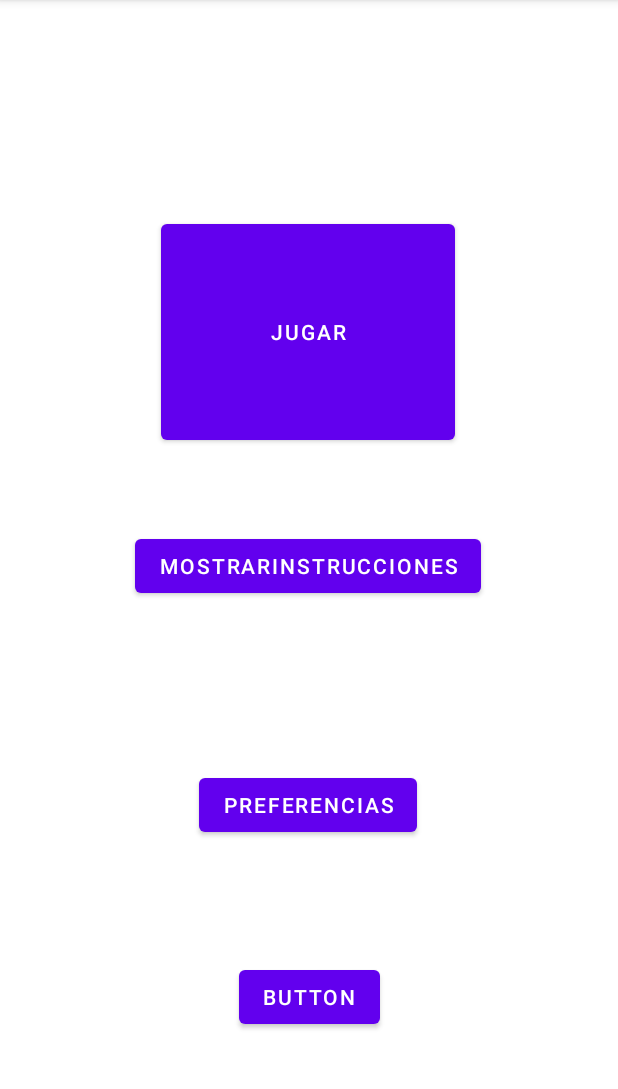
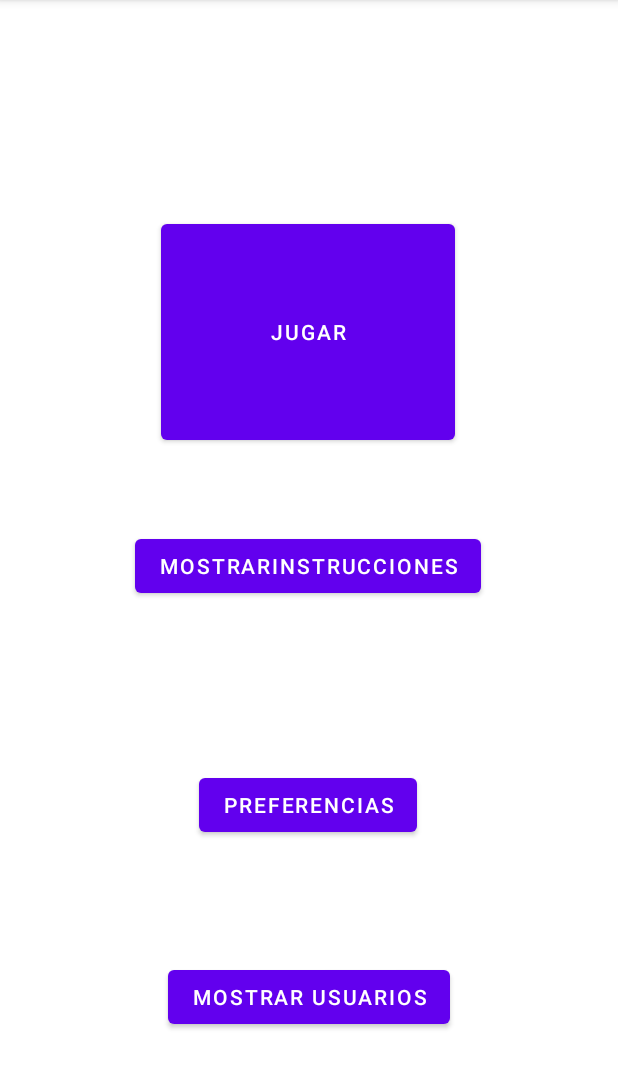
Before and after one commit to PabloRehecho/DAS-Individual1, an Android app: the screen it shows after launch (MenuActivity), after a tap on "INICIAR SESIÓN", on a phone screen of 412 x 824 dp, the part 84-1173 px from its top. Run offline under Robolectric (Android 15) with nearby library versions, the phone set to English and light mode, and no system bars.

```diff
--- a/app/src/main/java/com/example/simondice/MainActivity.java
+++ b/app/src/main/java/com/example/simondice/MainActivity.java
@@ -16,8 +16,8 @@ public class MainActivity extends AppCompatActivity
     }
     public void onClickIniciarSesion(View v)
     {
-        Intent intentRegistro= new Intent(this, MenuActivity.class);
-        startActivity(intentRegistro);
+        Intent intentMenu= new Intent(this, MenuActivity.class);
+        startActivity(intentMenu);
     }
     public void onClickRegistrarse(View v)
     {
--- a/app/src/main/res/layout/activity_menu.xml
+++ b/app/src/main/res/layout/activity_menu.xml
@@ -49,7 +49,8 @@
         android:id="@+id/BotonAdministrador"
         android:layout_width="wrap_content"
         android:layout_height="wrap_content"
-        android:text="Button"
+        android:onClick="onClickMostrarUsuarios"
+        android:text="@string/BotonMostrarUsuarios"
         app:layout_constraintBottom_toBottomOf="parent"
         app:layout_constraintEnd_toEndOf="parent"
         app:layout_constraintStart_toStartOf="parent"
--- a/app/src/main/res/values/strings.xml
+++ b/app/src/main/res/values/strings.xml
@@ -14,4 +14,5 @@
     <string name="BotonJugar">Jugar</string>
     <string name="BotonMostrarInstrucciones">MostrarInstrucciones</string>
     <string name="BotonPreferencias">Preferencias</string>
+    <string name="BotonMostrarUsuarios">Mostrar usuarios</string>
 </resources>
```
Also changed, not shown: app/src/main/java/com/example/simondice/BaseDeDatos.java (+30 -10 lines), app/src/main/java/com/example/simondice/MenuActivity.java (+12 -7 lines), app/src/main/java/com/example/simondice/RegistroActivity.java (+3 -4 lines), app/src/main/java/com/example/simondice/UsuariosActivity.java (+4 -4 lines).
